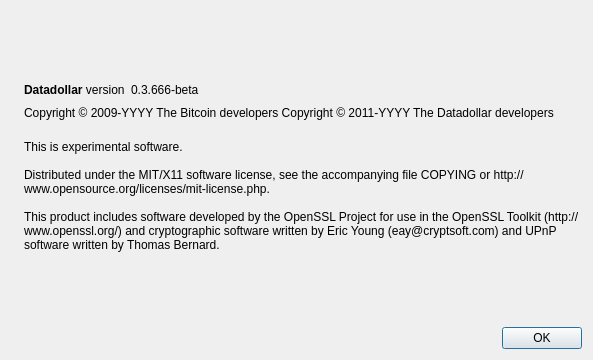
The window that src/qt/forms/aboutdialog.ui (shapiroisme/datadollar) describes before a commit, drawn with Qt 5.
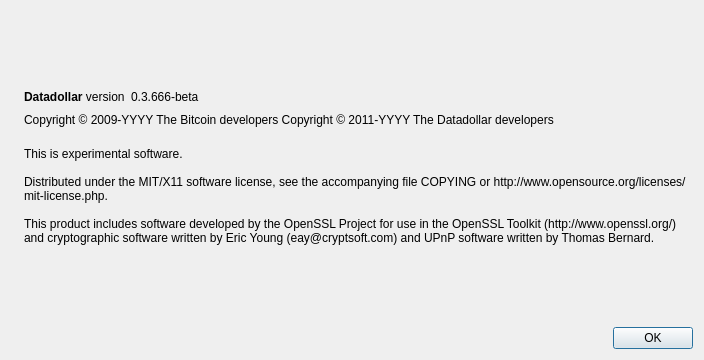
The same window after the commit. Icons and pictures are not drawn.

What changed in the file:
```diff
--- a/src/qt/forms/aboutdialog.ui
+++ b/src/qt/forms/aboutdialog.ui
@@ -6,7 +6,7 @@
    <rect>
     <x>0</x>
     <y>0</y>
-    <width>593</width>
+    <width>704</width>
     <height>360</height>
    </rect>
   </property>
```
